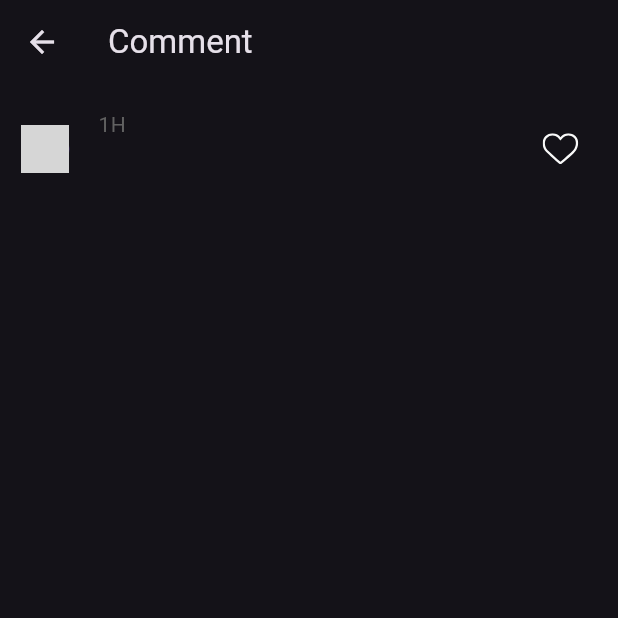
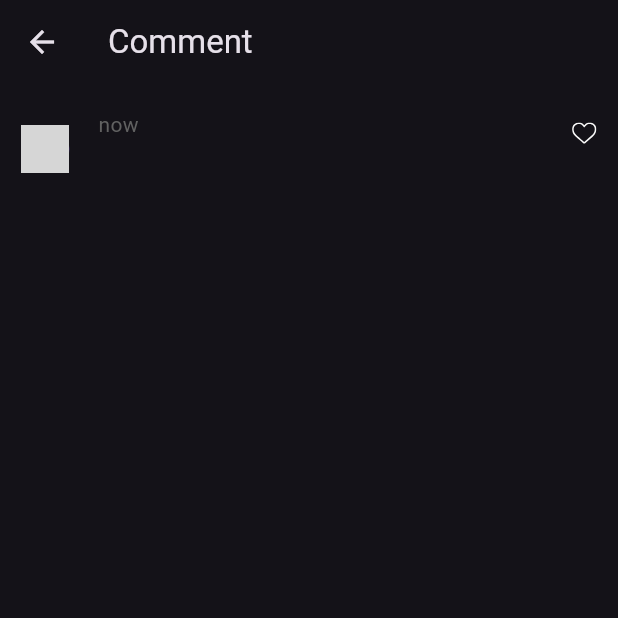
Before and after one commit to Mohamed-Essam-Mohamed/INSTAGRAM-CLONE-APP, a Flutter app: the CommentScreen screen opened directly with empty values, after a tap on "Post", on a phone screen of 412 x 824 dp, the top half of it. Run offline on Flutter 3.47's test engine with Material 3 defaults, Android fonts, the phone set to English and light mode, and no system bars; our stand-ins replace bloc, cloud_firestore, device_info_plus, firebase_auth, firebase_core, firebase_storage and 8 more; accounts and stored records are empty; network calls fail; grey boxes are pictures that could not be loaded.

```diff
--- /dev/null
+++ b/devtools_options.yaml
@@ -0,0 +1,3 @@
+description: This file stores settings for Dart & Flutter DevTools.
+documentation: https://docs.flutter.dev/tools/devtools/extensions#configure-extension-enablement-states
+extensions:
--- a/lib/src/data/firebase/app_firebase.dart
+++ b/lib/src/data/firebase/app_firebase.dart
@@ -176,8 +176,9 @@ class AppFirebase {
       "userName": userName,
       "uid": uid,
       "comment": comment,
-      "data": DateTime.now(),
+      "date": DateTime.now().millisecondsSinceEpoch,
       "commentId": commentId,
+      "likes": [],
     });
   }
 
@@ -186,7 +187,7 @@ class AppFirebase {
     return getCollectionPosts()
         .doc(postId)
         .collection("comments")
-        .orderBy("data", descending: true)
+        .orderBy("date", descending: true)
         .snapshots();
   }
 
@@ -198,4 +199,30 @@ class AppFirebase {
         .get()
         .then((value) => value.size);
   }
+
+  //? Update Likes Comment
+  static Future<void> updateLikesComment({
+    required String postId,
+    required String commentId,
+    required List likes,
+    required String uid,
+  }) async {
+    if (likes.contains(uid)) {
+      await getCollectionPosts()
+          .doc(postId)
+          .collection("comments")
+          .doc(commentId)
+          .update({
+        "likes": FieldValue.arrayRemove([uid])
+      });
+    } else {
+      await getCollectionPosts()
+          .doc(postId)
+          .collection("comments")
+          .doc(commentId)
+          .update({
+        "likes": FieldValue.arrayUnion([uid])
+      });
+    }
+  }
 }
--- a/lib/src/data/model/app_comment.dart
+++ b/lib/src/data/model/app_comment.dart
@@ -1,31 +1,29 @@
-// ignore_for_file: public_member_api_docs, sort_constructors_first
-//? class comment
-import 'package:flutter/material.dart';
-
 class AppComment {
   String comment;
   String commentId;
-  final date;
+  DateTime date;
   String uid;
   String username;
   String profileUrl;
-  AppComment({
-    required this.comment,
-    required this.commentId,
-    required this.date,
-    required this.uid,
-    required this.username,
-    required this.profileUrl,
-  });
+  List likes;
+  AppComment(
+      {required this.comment,
+      required this.commentId,
+      required this.date,
+      required this.uid,
+      required this.username,
+      required this.profileUrl,
+      required this.likes});
 
   Map<String, dynamic> toJson() {
     return <String, dynamic>{
       'comment': comment,
       'commentId': commentId,
-      'date': date,
+      'date': date.millisecondsSinceEpoch,
       'uid': uid,
       'userName': username,
-      'profileUrl': profileUrl
+      'profileUrl': profileUrl,
+      'likes': likes
     };
   }
 
@@ -33,10 +31,11 @@ class AppComment {
     return AppComment(
       comment: json['comment'] as String,
       commentId: json['commentId'] as String,
-      date: json['date'],
+      date: DateTime.fromMillisecondsSinceEpoch(json['date']),
       uid: json['uid'] as String,
       username: json['userName'] as String,
       profileUrl: json['profileUrl'] as String,
+      likes: json['likes'] as List,
     );
   }
 }
--- a/lib/src/feature/home/view/comment_screen.dart
+++ b/lib/src/feature/home/view/comment_screen.dart
@@ -70,8 +70,11 @@ class _CommentScreenState extends State<CommentScreen> {
                       return CommentCardWidget(
                         comment: viewModel.data[index].comment,
                         photoUrl: viewModel.data[index].profileUrl,
-                        time: viewModel.data[index].date,
+                        time: viewModel.data[index].date ?? DateTime.now(),
                         userName: viewModel.data[index].username,
+                        commentId: viewModel.data[index].commentId,
+                        postId: arge,
+                        likes: viewModel.data[index].likes,
                       );
                     },
                     separatorBuilder: (context, index) => Gap(10.h),
--- a/lib/src/feature/home/view/widget/comment_card_widget.dart
+++ b/lib/src/feature/home/view/widget/comment_card_widget.dart
@@ -1,28 +1,44 @@
+import 'package:firebase_auth/firebase_auth.dart';
 import 'package:flutter/material.dart';
 import 'package:flutter_screenutil/flutter_screenutil.dart';
 import 'package:flutter_svg/svg.dart';
 import 'package:gap/gap.dart';
+import 'package:instagram_clone/src/data/firebase/app_firebase.dart';
 import 'package:instagram_clone/src/utils/app_colors.dart';
 import 'package:instagram_clone/src/utils/app_text_style.dart';
 import 'package:intl/intl.dart';
+import 'package:timeago/timeago.dart' as timeago;
 
 class CommentCardWidget extends StatelessWidget {
-  const CommentCardWidget(
-      {super.key,
-      required this.comment,
-      required this.userName,
-      required this.photoUrl,
-      required this.time});
+  CommentCardWidget({
+    super.key,
+    required this.comment,
+    required this.userName,
+    required this.photoUrl,
+    required this.time,
+    required this.postId,
+    required this.commentId,
+    required this.likes,
+  });
   final String comment;
   final String userName;
   final String photoUrl;
-  final time;
+  final DateTime time;
+  final String postId;
+  final String commentId;
+  final String uid = FirebaseAuth.instance.currentUser!.uid;
+  final List likes;
 
   @override
   Widget build(BuildContext context) {
-    return Container(
+    DateTime dateTime = DateTime.parse(time.toString());
+    var date = timeago.format(dateTime, locale: 'en_short');
+
+    return SizedBox(
       height: 60.h,
       child: Row(
+        crossAxisAlignment: CrossAxisAlignment.center,
+        mainAxisAlignment: MainAxisAlignment.center,
         children: [
           CircleAvatar(
             radius: 18.r,
@@ -43,8 +59,8 @@ class CommentCardWidget extends StatelessWidget {
                   ),
                   Gap(10.w),
                   Text(
-                    // DateFormat.yMMMd().format(time.toDate()),
-                    "1H",
+                    date,
+                    // "1H",
                     style: AppTextStyle.textStyle14.copyWith(
                       fontWeight: FontWeight.w400,
                       color: AppColors.secondaryColor.shade700,
@@ -63,9 +79,33 @@ class CommentCardWidget extends StatelessWidget {
             ],
           ),
           const Spacer(),
-          IconButton(
-            onPressed: () {},
-            icon: SvgPicture.asset("assets/icons/Icon-unselect-love.svg"),
+          Column(
+            mainAxisAlignment: MainAxisAlignment.center,
+            children: [
+              InkWell(
+                onTap: () {
+                  AppFirebase.updateLikesComment(
+                    postId: postId,
+                    commentId: commentId,
+                    likes: likes,
+                    uid: uid,
+                  );
+                },
+                child: likes.contains(uid)
+                    ? SvgPicture.asset(
+                        "assets/icons/Icon-select-love.svg",
+                        color: AppColors.redColor,
+                        height: 17.h,
+                        width: 17.w,
+                      )
+                    : SvgPicture.asset(
+                        "assets/icons/Icon-unselect-love.svg",
+                        height: 17.h,
+                        width: 17.w,
+                      ),
+              ),
+              likes.isEmpty ? const Text("") : Text("${likes.length}"),
+            ],
           ),
         ],
       ),
--- a/pubspec.yaml
+++ b/pubspec.yaml
@@ -45,6 +45,7 @@ dependencies:
   permission_handler: ^11.3.1
   provider: ^6.1.2
   shared_preferences: ^2.2.3
+  timeago: ^3.7.0
   uuid: ^4.4.0
 
 dev_dependencies:
```
Also changed, not shown: pubspec.lock.
